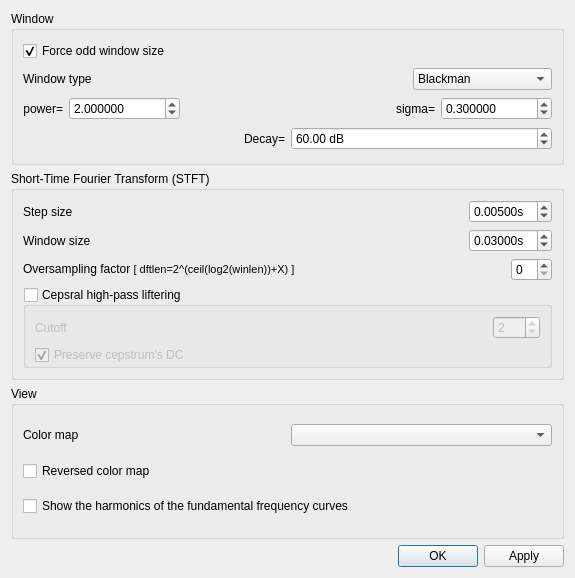
Above: src/gvspectrogramwdialogsettings.ui from gillesdegottex/dfasma before the change. Below: the same form after it.
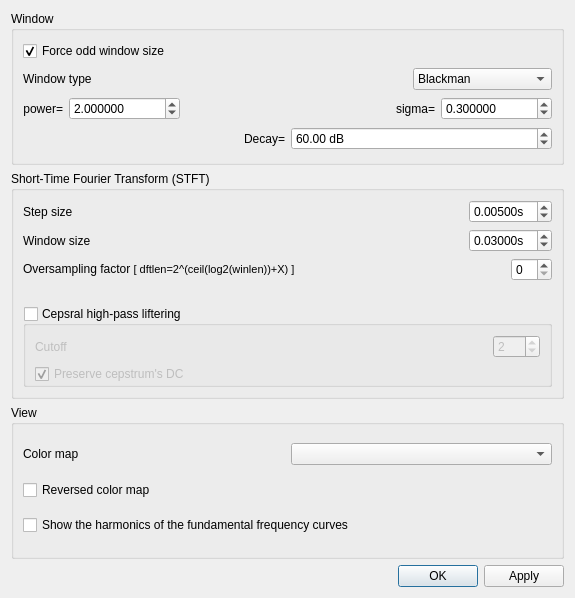
That is the form after the change.

What changed in the file:
```diff
--- a/src/gvspectrogramwdialogsettings.ui
+++ b/src/gvspectrogramwdialogsettings.ui
@@ -7,7 +7,7 @@
     <x>0</x>
     <y>0</y>
     <width>575</width>
-    <height>578</height>
+    <height>598</height>
    </rect>
   </property>
   <property name="windowTitle">
@@ -345,6 +345,21 @@
         </item>
        </layout>
       </item>
+      <item>
+       <widget class="QLabel" name="lblImgSizeWarning">
+        <property name="enabled">
+         <bool>true</bool>
+        </property>
+        <property name="font">
+         <font>
+          <pointsize>8</pointsize>
+         </font>
+        </property>
+        <property name="text">
+         <string>&lt;Warning about Image size&gt;</string>
+        </property>
+       </widget>
+      </item>
       <item>
        <widget class="QGroupBox" name="gbSpectrogramCepstralLiftering">
         <property name="sizePolicy">
```
Left out of the diff: 56 changed lines with no effect on the pictures.
